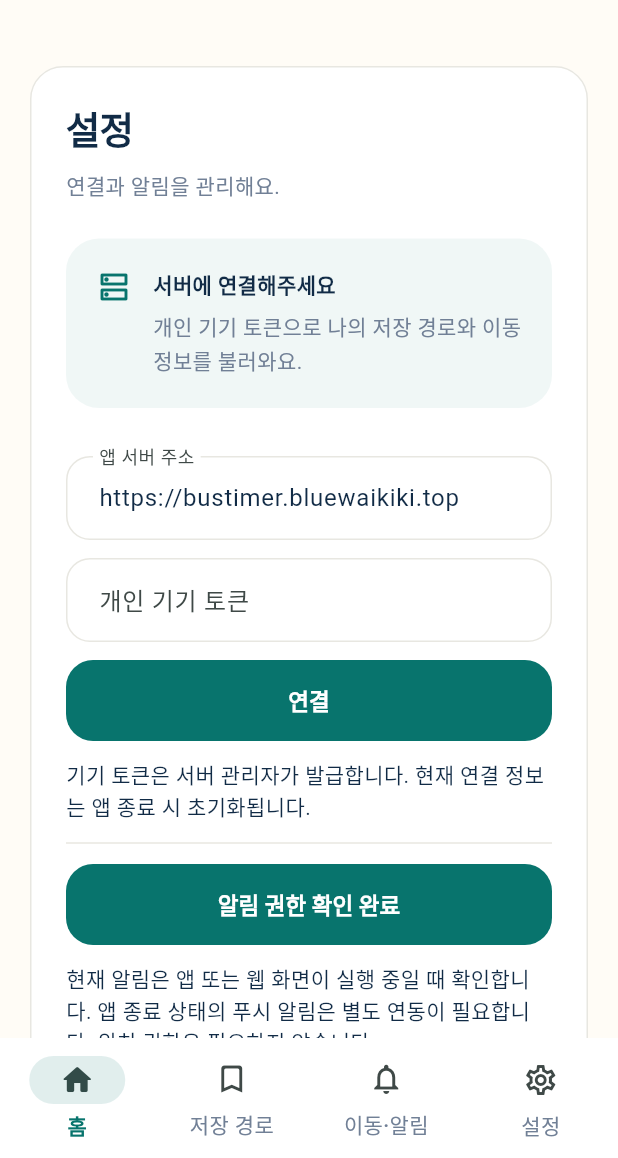
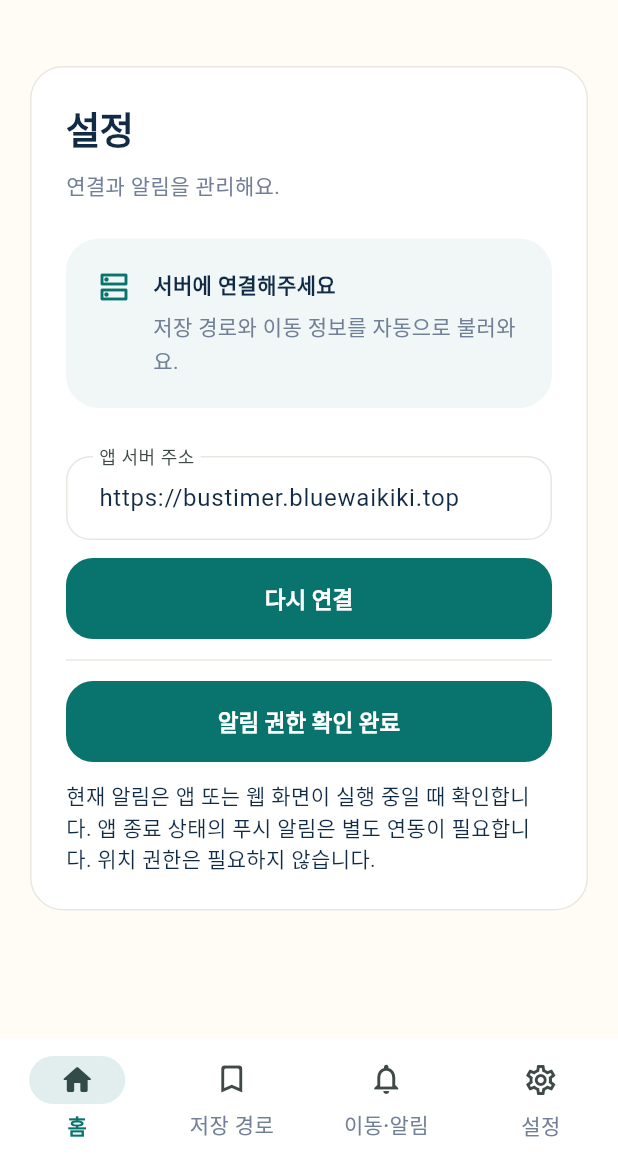
Before and after one commit to bluehawhy/busstop_timer, a Flutter app: the JourneyHomePage screen opened directly, after a tap on "승차·환승 알림 켜기", on a phone screen of 412 x 824 dp, the part 78-1236 px from its top. Run offline on Flutter 3.47's test engine with Material 3 defaults, Android fonts, the phone set to English and light mode, and no system bars; our stand-ins replace flutter_local_notifications, flutter_riverpod, geolocator, shared_preferences; accounts and stored records are empty; network calls fail.

Commit message:
Remove manual device-token gate with automatic guest connection

```diff
--- a/lib/journey_home_page.dart
+++ b/lib/journey_home_page.dart
@@ -13,7 +13,6 @@ class JourneyHomePage extends StatefulWidget {
 }
 
 class _JourneyHomePageState extends State<JourneyHomePage> {
-  final _token = TextEditingController();
   final _base = TextEditingController(text: const String.fromEnvironment('BUS_API_URL', defaultValue: 'https://bustimer.bluewaikiki.top'));
   final _notifications = FlutterLocalNotificationsPlugin();
   JourneyService? _api;
@@ -27,8 +26,14 @@ class _JourneyHomePageState extends State<JourneyHomePage> {
   final Set<String> _shown = {};
 
   @override
+  void initState() {
+    super.initState();
+    _connect();
+  }
+
+  @override
   void dispose() {
-    _timer?.cancel(); _api?.dispose(); _token.dispose(); _base.dispose();
+    _timer?.cancel(); _api?.dispose(); _base.dispose();
     super.dispose();
   }
 
@@ -41,10 +46,10 @@ class _JourneyHomePageState extends State<JourneyHomePage> {
 
   Future<void> _connect() => _run(() async {
     final uri = Uri.tryParse(_base.text.trim());
-    if (uri == null || !uri.hasAuthority || !['http','https'].contains(uri.scheme) || _token.text.trim().isEmpty) {
-      throw Exception('서버 주소와 기기 토큰을 입력해주세요.');
+    if (uri == null || !uri.hasAuthority || !['http','https'].contains(uri.scheme)) {
+      throw Exception('서버 주소를 확인해주세요.');
     }
-    _api?.dispose(); _api = JourneyService(token: _token.text.trim(), baseUrl: _base.text.trim());
+    _api?.dispose(); _api = await JourneyService.connect(baseUrl: _base.text.trim());
     final stops = await _api!.request('journey-stops');
     final saved = await _api!.request('saved-journeys');
     final sessions = await _api!.request('journey-sessions');
@@ -220,11 +225,9 @@ class _JourneyHomePageState extends State<JourneyHomePage> {
 
   Widget _settings() => _card(Column(crossAxisAlignment: CrossAxisAlignment.stretch, children: [
     _heading('설정', '연결과 알림을 관리해요.'),
-    _notice(Icons.dns_outlined, _stops.isNotEmpty ? '서버 연결됨' : '서버에 연결해주세요', '개인 기기 토큰으로 나의 저장 경로와 이동 정보를 불러와요.'),
+    _notice(Icons.dns_outlined, _stops.isNotEmpty ? '서버 연결됨' : '서버에 연결해주세요', '저장 경로와 이동 정보를 자동으로 불러와요.'),
     const SizedBox(height: 12), TextField(controller: _base, decoration: const InputDecoration(labelText: '앱 서버 주소')),
-    const SizedBox(height: 12), TextField(controller: _token, obscureText: true, decoration: const InputDecoration(labelText: '개인 기기 토큰')),
-    const SizedBox(height: 12), FilledButton(onPressed: _busy ? null : _connect, child: const Text('연결')),
-    const SizedBox(height: 12), const Text('기기 토큰은 서버 관리자가 발급합니다. 현재 연결 정보는 앱 종료 시 초기화됩니다.'),
+    const SizedBox(height: 12), FilledButton(onPressed: _busy ? null : _connect, child: const Text('다시 연결')),
     const Divider(), FilledButton.tonal(onPressed: _busy ? null : _enableNotifications, child: Text(_notify ? '알림 권한 확인 완료' : '승차·환승 알림 켜기')),
     const SizedBox(height: 12), const Text('현재 알림은 앱 또는 웹 화면이 실행 중일 때 확인합니다. 앱 종료 상태의 푸시 알림은 별도 연동이 필요합니다. 위치 권한은 필요하지 않습니다.'),
   ]));
--- a/lib/services/journey_service.dart
+++ b/lib/services/journey_service.dart
@@ -1,17 +1,48 @@
 import 'dart:convert';
 import 'package:http/http.dart' as http;
+import 'package:shared_preferences/shared_preferences.dart';
 
 class JourneyService {
   JourneyService({required this.token, String? baseUrl})
       : baseUrl = (baseUrl ?? const String.fromEnvironment('BUS_API_URL',
           defaultValue: 'https://bustimer.bluewaikiki.top')).replaceFirst(RegExp(r'/+$'), '');
+  // Share initialization across pages so concurrent opens keep one guest identity.
+  static final Map<String, Future<String>> _guestSessions = {};
+
+  static Future<JourneyService> connect({String? baseUrl}) async {
+    final api = JourneyService(token: '', baseUrl: baseUrl);
+    final key = api.baseUrl;
+    try {
+      final token = await (_guestSessions[key] ??= _loadGuest(api));
+      return JourneyService(token: token, baseUrl: key);
+    } catch (_) {
+      _guestSessions.remove(key);
+      rethrow;
+    } finally {
+      api.dispose();
+    }
+  }
+
+  static Future<String> _loadGuest(JourneyService api) async {
+    final preferences = await SharedPreferences.getInstance();
+    final key = 'bus_timer_guest:${api.baseUrl}';
+    final saved = preferences.getString(key);
+    if (saved != null && saved.isNotEmpty) return saved;
+    final result = await api.request('auth/guest', body: {});
+    final token = result['token'] as String;
+    if (token.isEmpty || !await preferences.setString(key, token)) {
+      throw Exception('연결 정보를 저장하지 못했습니다. 다시 시도해주세요.');
+    }
+    return token;
+  }
+
   final String token;
   final String baseUrl;
   final http.Client _client = http.Client();
 
   Future<Map<String, dynamic>> request(String path, {Map<String, dynamic>? body, String method = 'GET'}) async {
     final uri = Uri.parse('$baseUrl/api/$path');
-    final headers = {'authorization': 'Bearer $token', 'content-type': 'application/json'};
+    final headers = {if (token.isNotEmpty) 'authorization': 'Bearer $token', 'content-type': 'application/json'};
     final response = await (method == 'DELETE'
         ? _client.delete(uri, headers: headers)
         : body == null ? _client.get(uri, headers: headers)
--- a/pubspec.yaml
+++ b/pubspec.yaml
@@ -37,6 +37,7 @@ dependencies:
   cupertino_icons: ^1.0.8
   geolocator: ^14.0.2
   home_widget: ^0.9.1
+  shared_preferences: ^2.5.3
   http: ^1.6.0
   flutter_local_notifications: ^22.3.2
 
```
Also changed, not shown: lib/live_bus_page.dart (+20 -13 lines), 2 other files.
